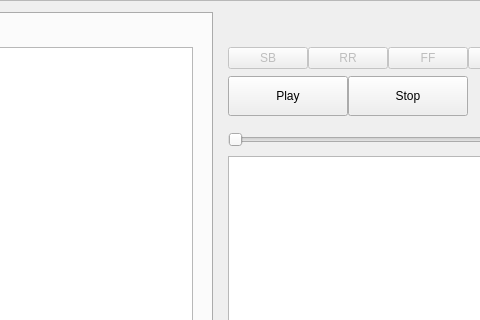
Qt form controller/src/QtUi/QtAvInterface.ui (BackupTheBerlios/openmm) before a commit; both pictures show x 205 to 685 and y 0 to 320 of the 800 by 480 pixel window.
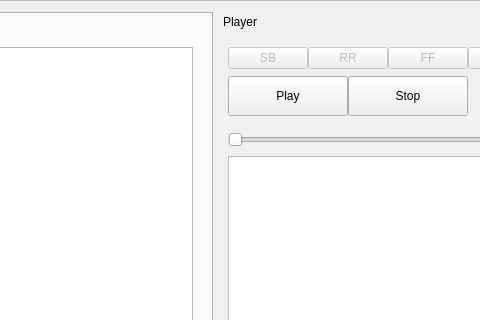
The same form after that commit.

Commit message:
FIX docking of player widget in QtAvInterface.
Needed a QMainWindow with docking areas. Formerly, the main window
was just a widget.

The edit to the form file:
```diff
--- a/controller/src/QtUi/QtAvInterface.ui
+++ b/controller/src/QtUi/QtAvInterface.ui
@@ -130,6 +130,12 @@
      <property name="features">
       <set>QDockWidget::DockWidgetFloatable|QDockWidget::DockWidgetMovable</set>
      </property>
+     <property name="allowedAreas">
+      <set>Qt::AllDockWidgetAreas</set>
+     </property>
+     <property name="windowTitle">
+      <string>Player</string>
+     </property>
      <widget class="QWidget" name="dockWidgetContents">
       <layout class="QVBoxLayout" name="verticalLayout">
        <item>
```
The commit also changes 2 other files.
